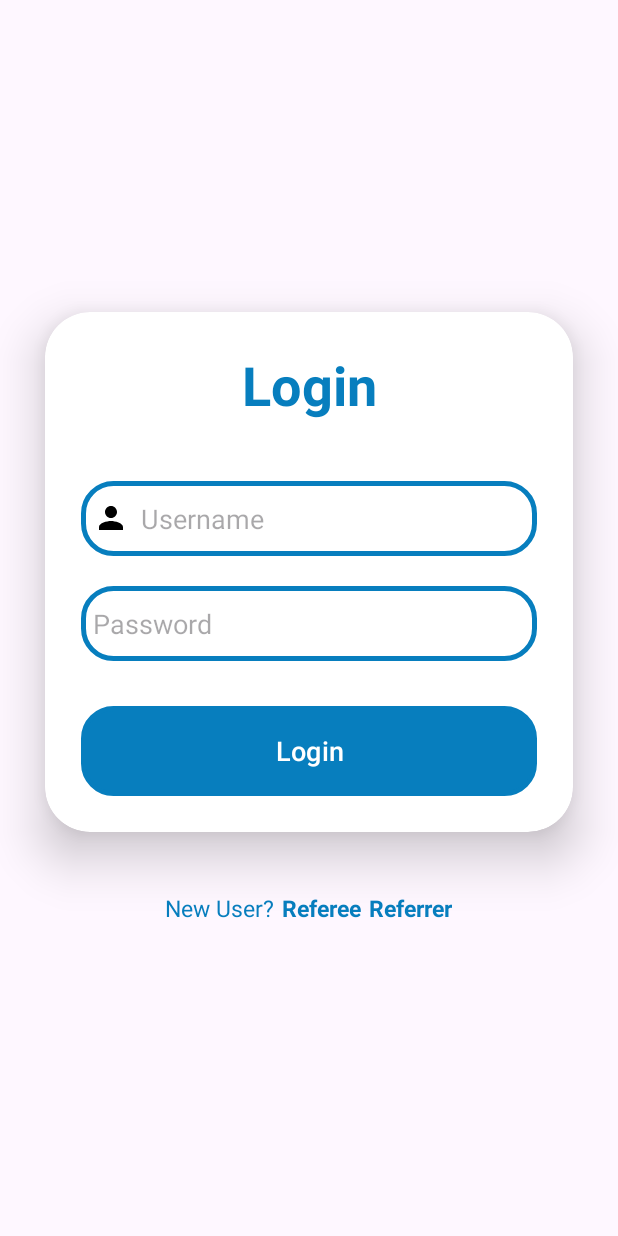
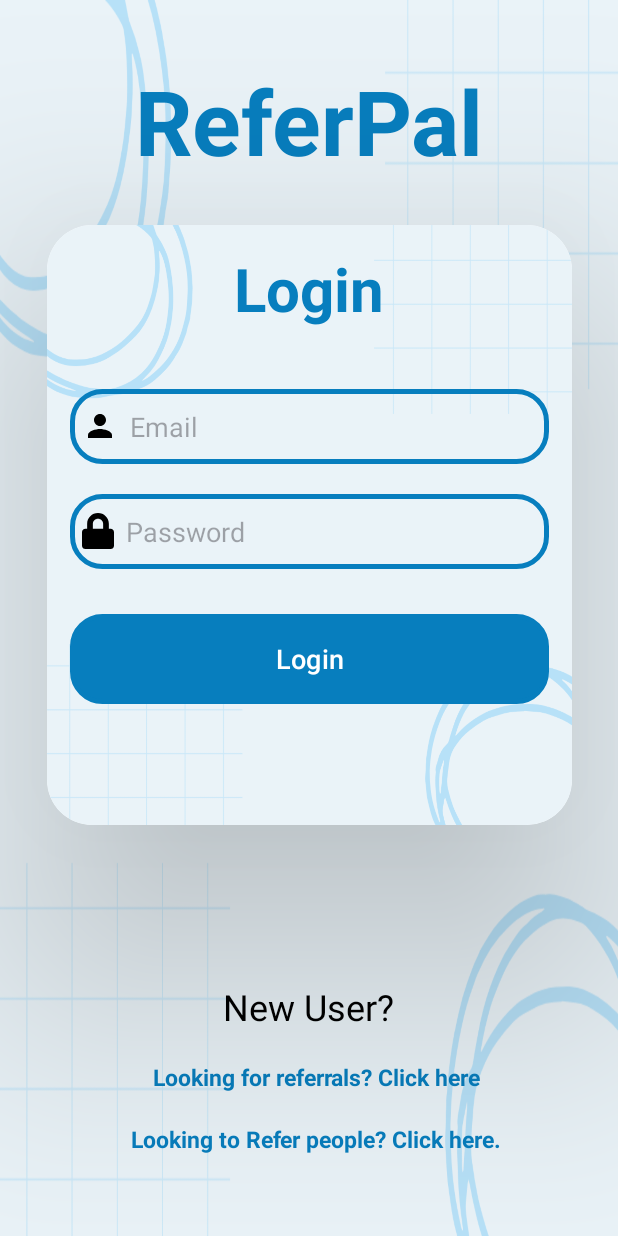
Before and after one commit to AbhishekRaparthi/ReferPal, an Android app: the screen it shows after launch (MainActivity), on a phone screen of 412 x 824 dp. Run offline under Robolectric (Android 15) with nearby library versions, the phone set to English and light mode, and no system bars.

Commit message:
Login page changes

```diff
--- /dev/null
+++ b/app/src/main/res/drawable/lock.xml
@@ -0,0 +1,4 @@
+<vector android:height="24dp" android:viewportHeight="512"
+    android:viewportWidth="448" android:width="21dp" xmlns:android="http://schemas.android.com/apk/res/android">
+    <path android:fillColor="#FF000000" android:pathData="m400,224h-24v-72c0,-83.8 -68.2,-152 -152,-152s-152,68.2 -152,152v72h-24c-26.5,0 -48,21.5 -48,48v192c0,26.5 21.5,48 48,48h352c26.5,0 48,-21.5 48,-48v-192c0,-26.5 -21.5,-48 -48,-48zM296,224h-144v-72c0,-39.7 32.3,-72 72,-72s72,32.3 72,72z"/>
+</vector>
--- a/app/src/main/res/layout/activity_main.xml
+++ b/app/src/main/res/layout/activity_main.xml
@@ -1,103 +1,141 @@
 <?xml version="1.0" encoding="utf-8"?>
-<LinearLayout xmlns:android="http://schemas.android.com/apk/res/android"
+<androidx.constraintlayout.widget.ConstraintLayout xmlns:android="http://schemas.android.com/apk/res/android"
     xmlns:app="http://schemas.android.com/apk/res-auto"
     xmlns:tools="http://schemas.android.com/tools"
     android:layout_width="match_parent"
     android:layout_height="match_parent"
     android:orientation="vertical"
     android:gravity="center"
-    tools:context=".MainActivity">
-    <androidx.cardview.widget.CardView
+    tools:context=".MainActivity"
+    android:background="@drawable/untitled_design">
+
+    <TextView
+        android:id="@+id/title"
         android:layout_width="match_parent"
         android:layout_height="wrap_content"
-        android:layout_margin="30dp"
+        android:layout_marginTop="40dp"
+        android:text="ReferPal"
+        android:textAlignment="center"
+        android:textColor="@color/my_primary"
+        android:textSize="60dp"
+        android:textStyle="bold"
+        app:layout_constraintEnd_toEndOf="parent"
+        app:layout_constraintTop_toTopOf="parent" />
+
+    <androidx.cardview.widget.CardView
+        android:id="@+id/cardView"
+        android:layout_width="350dp"
+        android:layout_height="400dp"
+        android:layout_marginStart="30dp"
+        android:layout_marginTop="150dp"
+        android:layout_marginEnd="30dp"
+        android:background="@drawable/untitled_design"
         app:cardCornerRadius="30dp"
-        app:cardElevation="20dp"
-        android:background="@drawable/my_edittext">
+        app:cardElevation="100dp"
+        app:layout_constraintEnd_toEndOf="parent"
+        app:layout_constraintStart_toStartOf="parent"
+        app:layout_constraintTop_toTopOf="parent">
+
         <LinearLayout
             android:layout_width="match_parent"
-            android:layout_height="wrap_content"
+            android:layout_height="match_parent"
+            android:layout_gravity="center_horizontal"
             android:orientation="vertical"
-            android:layout_gravity="center_horizontal"
-            android:padding="24dp">
+            android:padding="15dp"
+            app:layout_constraintEnd_toEndOf="parent"
+            app:layout_constraintTop_toTopOf="parent"
+            android:background="@drawable/untitled_design"
+            >
+
             <TextView
+                android:id="@+id/login"
                 android:layout_width="match_parent"
                 android:layout_height="wrap_content"
                 android:text="Login"
-                android:id="@+id/login"
-                android:textSize="36sp"
                 android:textAlignment="center"
-                android:textStyle="bold"
                 android:textColor="@color/my_primary"
-                />
+                android:textSize="40dp"
+                android:textStyle="bold" />
+
             <EditText
+                android:id="@+id/username"
                 android:layout_width="match_parent"
                 android:layout_height="50dp"
+                android:layout_marginTop="40dp"
                 android:background="@drawable/my_edittext"
-                android:id="@+id/username"
                 android:drawableLeft="@drawable/baseline_person_24"
+                android:drawablePadding="8dp"
+                android:hint="Email"
                 android:padding="8dp"
-                android:hint="Username"
-                android:drawablePadding="8dp"
                 android:textColor="@color/black"
-                android:textColorHighlight="@color/cardview_dark_background"
-                android:layout_marginTop="40dp"/>
+                android:textColorHighlight="@color/cardview_dark_background" />
+
             <EditText
+                android:id="@+id/password"
                 android:layout_width="match_parent"
                 android:layout_height="50dp"
+                android:layout_marginTop="20dp"
                 android:background="@drawable/my_edittext"
-                android:id="@+id/password"
+                android:drawablePadding="8dp"
+                android:drawableLeft="@drawable/lock"
+                android:hint="Password"
+                android:inputType="textPassword"
                 android:padding="8dp"
-                android:hint="Password"
-                android:drawablePadding="8dp"
                 android:textColor="@color/black"
-                android:inputType="textPassword"
-                android:textColorHighlight="@color/cardview_dark_background"
-                android:layout_marginTop="20dp"/>
+                android:textColorHighlight="@color/cardview_dark_background" />
+
             <Button
+                android:id="@+id/loginButton"
                 android:layout_width="match_parent"
                 android:layout_height="60dp"
                 android:layout_marginTop="30dp"
+                android:background="@drawable/my_edittext"
                 android:text="Login"
-                android:id="@+id/loginButton"
-                android:background="@drawable/my_edittext"
-                android:textSize="18sp"
-                />
+                android:textSize="18sp" />
         </LinearLayout>
     </androidx.cardview.widget.CardView>
+
     <LinearLayout
         android:layout_width="match_parent"
         android:layout_height="wrap_content"
+        android:layout_marginBottom="24dp"
+        android:gravity="center_horizontal"
+        android:orientation="vertical"
         android:padding="10dp"
-        android:gravity="center_horizontal"
-        android:orientation="horizontal">
+        app:layout_constraintBottom_toBottomOf="parent"
+        app:layout_constraintEnd_toEndOf="parent">
+
         <TextView
+            android:id="@+id/signup"
             android:layout_width="wrap_content"
             android:layout_height="wrap_content"
+            android:layout_marginBottom="20dp"
             android:text="New User?"
-            android:textSize="15sp"
-            android:id="@+id/signup"
-            android:textColor="@color/my_primary"
-            android:layout_marginBottom="20dp"/>
+            android:textColor="@color/black"
+            android:textSize="24dp"
+            android:background="#00000000"/>
+
         <TextView
+            android:id="@+id/referee"
             android:layout_width="wrap_content"
             android:layout_height="wrap_content"
-            android:text="Referee"
+            android:layout_marginLeft="5dp"
+            android:layout_marginBottom="20dp"
+            android:text="Looking for referrals? Click here"
+            android:textColor="@color/my_primary"
             android:textSize="15sp"
-            android:id="@+id/referee"
-            android:textStyle="bold"
-            android:textColor="@color/my_primary"
-            android:layout_marginLeft="5dp"
-            android:layout_marginBottom="20dp"/>
+            android:textStyle="bold" />
+
         <TextView
+            android:id="@+id/referer"
             android:layout_width="wrap_content"
             android:layout_height="wrap_content"
-            android:text="Referrer"
-            android:textStyle="bold"
+            android:layout_marginLeft="5dp"
+            android:layout_marginBottom="20dp"
+            android:text="Looking to Refer people? Click here."
+            android:textColor="@color/my_primary"
             android:textSize="15sp"
-            android:id="@+id/referer"
-            android:layout_marginLeft="5dp"
-            android:textColor="@color/my_primary"
-            android:layout_marginBottom="20dp"/>
+            android:textStyle="bold" />
     </LinearLayout>
-</LinearLayout>
+
+</androidx.constraintlayout.widget.ConstraintLayout>
--- a/app/src/main/res/values/colors.xml
+++ b/app/src/main/res/values/colors.xml
@@ -3,4 +3,5 @@
     <color name="black">#FF000000</color>
     <color name="white">#FFFFFFFF</color>
     <color name="my_primary">#077ebe</color>
+    <color name="background">#cdecfd</color>
 </resources>
```
Also changed, not shown: app/src/main/res/drawable/logo_black_tp.png (added), app/src/main/res/drawable/logobl.jpg (added), app/src/main/res/drawable/untitled_design.png (added).
